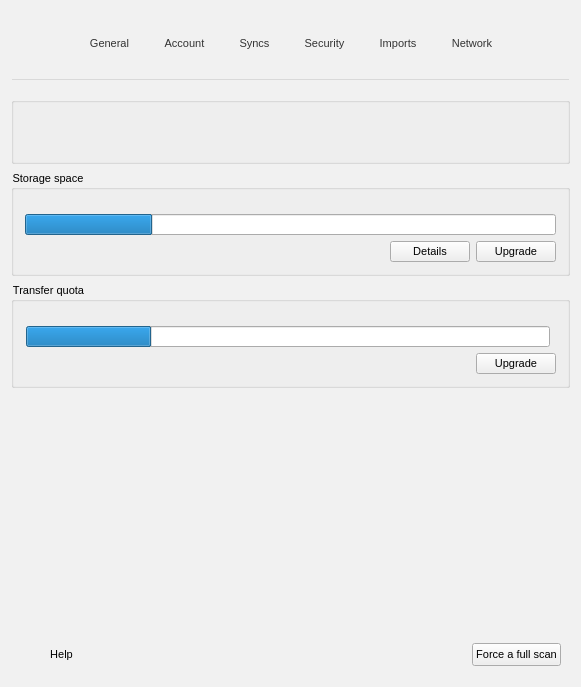
Old version of the form src/MEGASync/gui/win/SettingsDialog.ui in the repository meganz/MEGAsync.
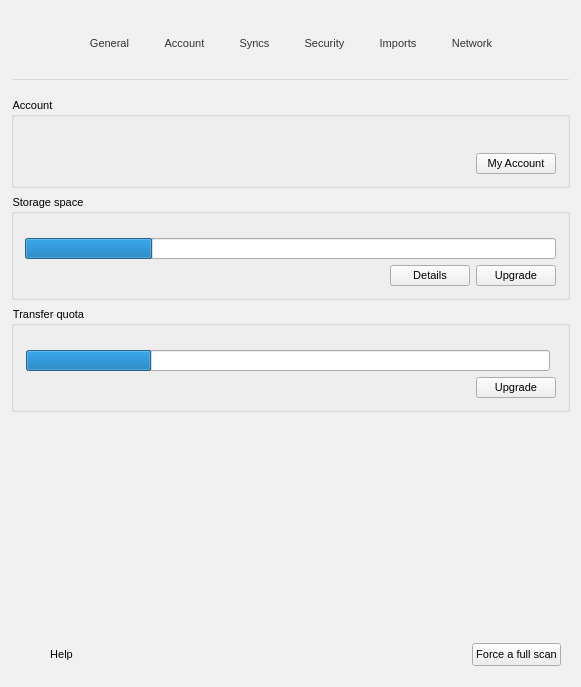
New version of the form. The open tabs and pages were chosen to show the change. Icons and pictures are not drawn. Custom widgets are drawn as their Qt base class.

Commit message:
Update Account pane overall details section
According to new design, increase avatar icon size, layout and text
properties adjustments, add My Account button.

Diff of the .ui file:
```diff
--- a/src/MEGASync/gui/win/SettingsDialog.ui
+++ b/src/MEGASync/gui/win/SettingsDialog.ui
@@ -1143,66 +1143,39 @@
       <layout class="QVBoxLayout" name="verticalLayout_2">
        <item>
         <widget class="QGroupBox" name="gAccountDetails">
-         <property name="sizePolicy">
-          <sizepolicy hsizetype="Preferred" vsizetype="Maximum">
-           <horstretch>0</horstretch>
-           <verstretch>0</verstretch>
-          </sizepolicy>
-         </property>
-         <property name="maximumSize">
-          <size>
-           <width>16777215</width>
-           <height>16777215</height>
-          </size>
-         </property>
          <property name="font">
           <font>
            <pointsize>-1</pointsize>
           </font>
          </property>
          <property name="title">
-          <string notr="true"/>
-         </property>
-         <property name="flat">
-          <bool>true</bool>
+          <string>Account</string>
          </property>
          <layout class="QHBoxLayout" name="horizontalLayout_3">
           <item>
            <widget class="AvatarWidget" name="wAvatar" native="true">
-            <property name="minimumSize">
-             <size>
-              <width>36</width>
-              <height>36</height>
-             </size>
-            </property>
-            <property name="maximumSize">
-             <size>
-              <width>36</width>
-              <height>36</height>
-             </size>
-            </property>
-           </widget>
-          </item>
-          <item>
-           <widget class="QWidget" name="wDetails" native="true">
             <property name="sizePolicy">
-             <sizepolicy hsizetype="Preferred" vsizetype="Maximum">
+             <sizepolicy hsizetype="Fixed" vsizetype="Fixed">
               <horstretch>0</horstretch>
               <verstretch>0</verstretch>
              </sizepolicy>
             </property>
             <property name="minimumSize">
              <size>
-              <width>0</width>
-              <height>33</height>
+              <width>45</width>
+              <height>45</height>
              </size>
             </property>
             <property name="maximumSize">
              <size>
-              <width>16777215</width>
-              <height>33</height>
+              <width>45</width>
+              <height>45</height>
              </size>
             </property>
+           </widget>
+          </item>
+          <item>
+           <widget class="QWidget" name="wDetails" native="true">
             <layout class="QGridLayout" name="gridLayout_4">
              <property name="leftMargin">
               <number>0</number>
@@ -1219,23 +1192,6 @@
              <property name="spacing">
               <number>0</number>
              </property>
-             <item row="2" column="1">
-              <widget class="QLabel" name="lAccountType">
-               <property name="focusPolicy">
-                <enum>Qt::StrongFocus</enum>
-               </property>
-               <property name="text">
-                <string/>
-               </property>
-              </widget>
-             </item>
-             <item row="0" column="0" colspan="2">
-              <widget class="QLabel" name="lName">
-               <property name="text">
-                <string/>
-               </property>
-              </widget>
-             </item>
              <item row="2" column="0">
               <widget class="QPushButton" name="lAccountImage">
                <property name="sizePolicy">
@@ -1244,18 +1200,21 @@
                  <verstretch>0</verstretch>
                 </sizepolicy>
                </property>
-               <property name="baseSize">
+               <property name="minimumSize">
                 <size>
-                 <width>32</width>
-                 <height>32</height>
+                 <width>11</width>
+                 <height>11</height>
+                </size>
+               </property>
+               <property name="maximumSize">
+                <size>
+                 <width>11</width>
+                 <height>11</height>
                 </size>
                </property>
                <property name="focusPolicy">
                 <enum>Qt::NoFocus</enum>
                </property>
-               <property name="text">
-                <string/>
-               </property>
                <property name="icon">
                 <iconset resource="../Resources_win.qrc">
                  <normaloff>:/images/Free.png</normaloff>:/images/Free.png</iconset>
@@ -1271,22 +1230,45 @@
                </property>
               </widget>
              </item>
-             <item row="1" column="0" colspan="2">
+             <item row="2" column="1">
+              <widget class="QLabel" name="lAccountType">
+               <property name="sizePolicy">
+                <sizepolicy hsizetype="Minimum" vsizetype="Preferred">
+                 <horstretch>0</horstretch>
+                 <verstretch>0</verstretch>
+                </sizepolicy>
+               </property>
+               <property name="focusPolicy">
+                <enum>Qt::StrongFocus</enum>
+               </property>
+               <property name="indent">
+                <number>5</number>
+               </property>
+              </widget>
+             </item>
+             <item row="2" column="2">
+              <widget class="QPushButton" name="bMyAccount">
+               <property name="sizePolicy">
+                <sizepolicy hsizetype="Maximum" vsizetype="Fixed">
+                 <horstretch>0</horstretch>
+                 <verstretch>0</verstretch>
+                </sizepolicy>
+               </property>
+               <property name="text">
+                <string>My Account</string>
+               </property>
+              </widget>
+             </item>
+             <item row="1" column="0" colspan="3">
               <widget class="QLabel" name="lEmail">
-               <property name="minimumSize">
-                <size>
-                 <width>0</width>
-                 <height>0</height>
-                </size>
-               </property>
                <property name="focusPolicy">
                 <enum>Qt::StrongFocus</enum>
                </property>
-               <property name="text">
-                <string notr="true"/>
-               </property>
               </widget>
              </item>
+             <item row="0" column="0" colspan="3">
+              <widget class="QLabel" name="lName"/>
+             </item>
             </layout>
            </widget>
           </item>
```
The commit also changes 5 other files.
